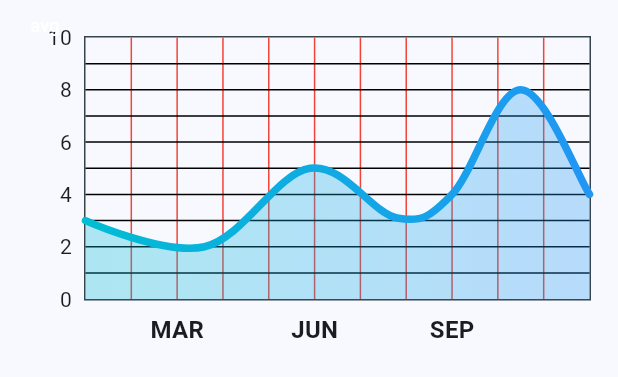
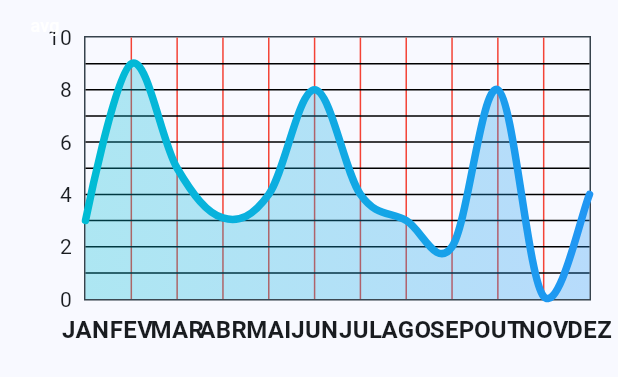
Before and after one commit to FranklinAurelio/Engenharia_de_software_PPGCC, a Flutter app: the ChartScreen widget shown alone on an empty page, opened directly, on a phone screen of 412 x 824 dp. Shown: the top 377 px of the screen. Run offline on Flutter 3.47's test engine with Material 3 defaults, Android fonts, the phone set to English and light mode, and no system bars; drawn by our look-alikes of fl_chart; our stand-ins replace flutter_modular, shared_preferences; missing offline and left inert: dart:js_interop, estados_municipios; accounts and stored records are empty.

```diff
--- a/projeto-frontend/dengue_dashboard/lib/modules/home_module/widgets/charts.dart
+++ b/projeto-frontend/dengue_dashboard/lib/modules/home_module/widgets/charts.dart
@@ -63,14 +63,41 @@ class _ChartScreenState extends State<ChartScreen> {
     );
     Widget text;
     switch (value.toInt()) {
+      case 0:
+        text = const Text('JAN', style: style);
+        break;
+      case 1:
+        text = const Text('FEV', style: style);
+        break;
       case 2:
         text = const Text('MAR', style: style);
+        break;
+      case 3:
+        text = const Text('ABR', style: style);
+        break;
+      case 4:
+        text = const Text('MAI', style: style);
         break;
       case 5:
         text = const Text('JUN', style: style);
         break;
+      case 6:
+        text = const Text('JUL', style: style);
+        break;
+      case 7:
+        text = const Text('AGO', style: style);
+        break;
       case 8:
         text = const Text('SEP', style: style);
+        break;
+      case 9:
+        text = const Text('OUT', style: style);
+        break;
+      case 10:
+        text = const Text('NOV', style: style);
+        break;
+      case 11:
+        text = const Text('DEZ', style: style);
         break;
       default:
         text = const Text('', style: style);
@@ -163,11 +190,16 @@ class _ChartScreenState extends State<ChartScreen> {
         LineChartBarData(
           spots: const [
             FlSpot(0, 3),
-            FlSpot(2.6, 2),
-            FlSpot(4.9, 5),
-            FlSpot(6.8, 3.1),
-            FlSpot(8, 4),
-            FlSpot(9.5, 8),
+            FlSpot(1, 9),
+            FlSpot(2, 5),
+            FlSpot(3, 3.1),
+            FlSpot(4, 4),
+            FlSpot(5, 8),
+            FlSpot(6, 4),
+            FlSpot(7, 3),
+            FlSpot(8, 2),
+            FlSpot(9, 8),
+            FlSpot(10, 0.1),
             FlSpot(11, 4),
           ],
           isCurved: true,
```
Also changed, not shown: projeto-frontend/dengue_dashboard/lib/modules/home_module/presenter/home_screen.dart (+67 -4 lines), projeto-frontend/dengue_dashboard/lib/modules/home_module/widgets/list_view_screen.dart (added, +39 -0 lines).
